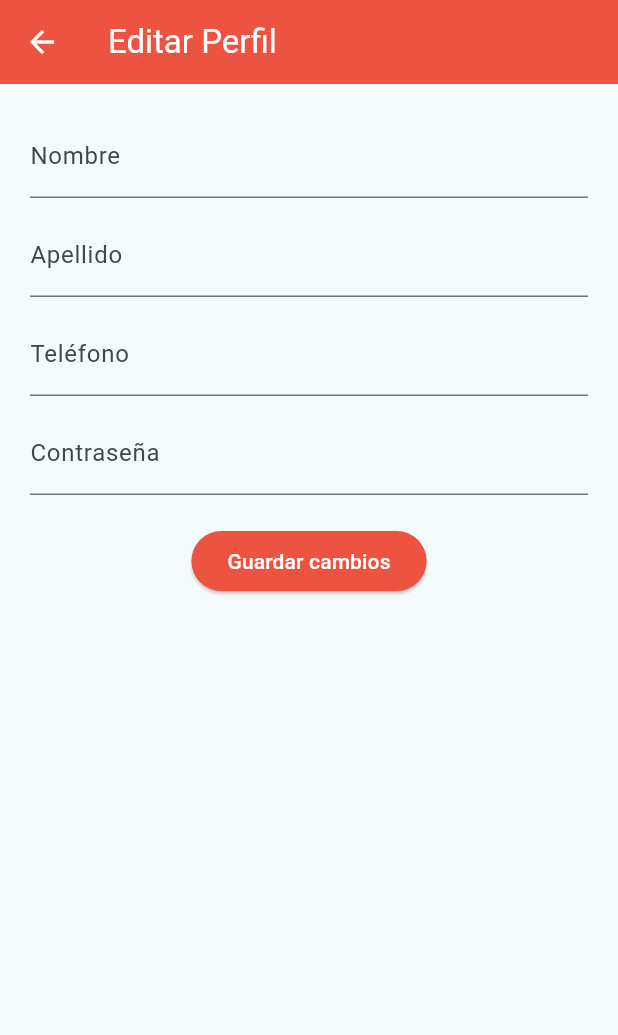
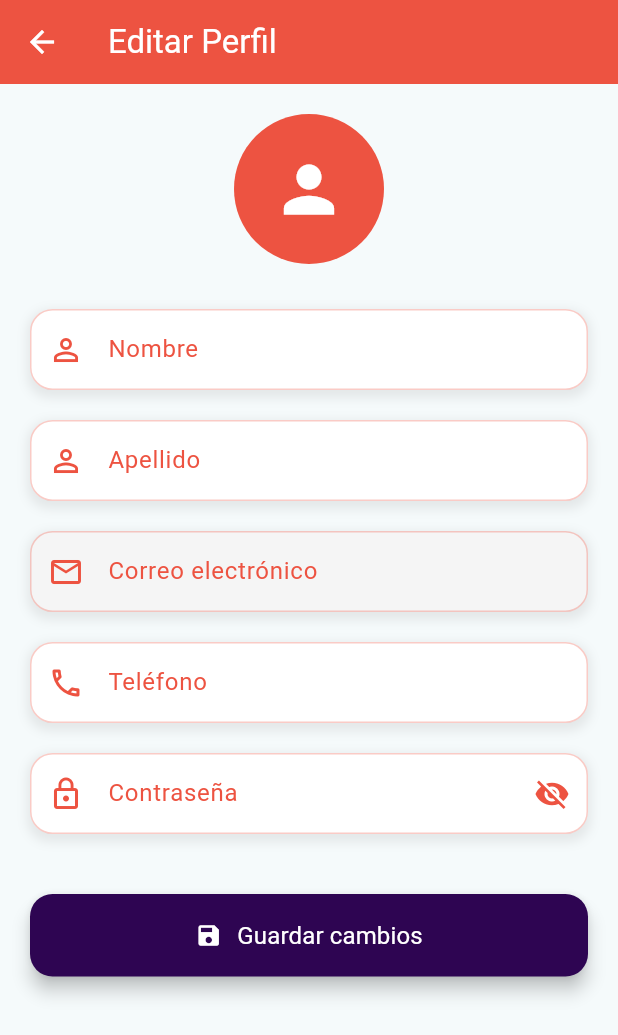
Before and after one commit to BIZAGoD/appclientemia, a Flutter app: the PantallaPerfil screen opened directly, after a tap on the "mode edit" icon, on a phone screen of 412 x 824 dp. Shown: the top 1035 px of the screen. Run offline on Flutter 3.47's test engine with Material 3 defaults, Android fonts, the light colour scheme and no system bars; our stand-ins replace shared_preferences; accounts and stored records are empty; Roboto replaces fonts that are missing (Arial).

Commit message:
Mejora de editar Perfil

```diff
--- a/lib/Pantallas/Configuraciones/PantallaEdit.dart
+++ b/lib/Pantallas/Configuraciones/PantallaEdit.dart
@@ -94,47 +94,193 @@ class _PantallaEditState extends State<PantallaEdit> {
 
   @override
   Widget build(BuildContext context) {
+    final Color naranjaColor = Color.fromARGB(255, 237, 83, 65);
+    final Color purpuraColor = Color.fromARGB(255, 46, 5, 82);
+
     return Scaffold(
       appBar: AppBar(
         iconTheme: const IconThemeData(color: Colors.white),
-        title: const Text('Editar Perfil', style: TextStyle(color: Colors.white)),
-        backgroundColor: const Color.fromARGB(255, 237, 83, 65),
+        title: const Text('Editar Perfil',
+          style: TextStyle(
+            color: Colors.white,
+            fontWeight: FontWeight.normal,
+            fontSize: 22,
+          )
         ),
-      body: Padding(
+        backgroundColor: naranjaColor,
+      ),
+      body: SingleChildScrollView(
+        child: Container(
           padding: const EdgeInsets.all(20.0),
           child: Column(
             children: [
-            TextField(
-              controller: _nameController,
-              decoration: const InputDecoration(labelText: 'Nombre'),
+              const CircleAvatar(
+                radius: 50,
+                backgroundColor: Color.fromARGB(255, 237, 83, 65),
+                child: Icon(Icons.person, size: 50, color: Colors.white),
               ),
-            const SizedBox(height: 10),
-            TextField(
-              controller: _lastNameController,
-              decoration: const InputDecoration(labelText: 'Apellido'),
-            ),
-            const SizedBox(height: 10),
-            TextField(
-              controller: _phoneController,
-              decoration: const InputDecoration(labelText: 'Teléfono'),
-            ),
-            const SizedBox(height: 10),
-            TextField(
-              controller: _passwordController,
-              obscureText: true,
-              decoration: const InputDecoration(labelText: 'Contraseña'),
+              const SizedBox(height: 30),
+              buildTextField(
+                _nameController,
+                'Nombre',
+                naranjaColor,
+                Icons.person_outline,
               ),
               const SizedBox(height: 20),
-            ElevatedButton(
+              buildTextField(
+                _lastNameController,
+                'Apellido',
+                naranjaColor,
+                Icons.person_outline,
+              ),
+              const SizedBox(height: 20),
+              Container(
+                decoration: BoxDecoration(
+                  borderRadius: BorderRadius.circular(15),
+                  boxShadow: [
+                    BoxShadow(
+                      color: Colors.grey.withOpacity(0.2),
+                      spreadRadius: 2,
+                      blurRadius: 5,
+                      offset: const Offset(0, 3),
+                    ),
+                  ],
+                ),
+                child: TextField(
+                  enabled: false,
+                  controller: TextEditingController(text: widget.userEmail),
+                  style: const TextStyle(fontSize: 16),
+                  decoration: InputDecoration(
+                    labelText: 'Correo electrónico',
+                    labelStyle: TextStyle(color: naranjaColor),
+                    prefixIcon: Icon(Icons.email_outlined, color: naranjaColor),
+                    enabledBorder: OutlineInputBorder(
+                      borderRadius: BorderRadius.circular(15),
+                      borderSide: BorderSide(color: naranjaColor.withOpacity(0.3)),
+                    ),
+                    disabledBorder: OutlineInputBorder(
+                      borderRadius: BorderRadius.circular(15),
+                      borderSide: BorderSide(color: naranjaColor.withOpacity(0.3)),
+                    ),
+                    filled: true,
+                    fillColor: Colors.grey[100],
+                    contentPadding: const EdgeInsets.symmetric(horizontal: 20, vertical: 15),
+                  ),
+                ),
+              ),
+              const SizedBox(height: 20),
+              buildTextField(
+                _phoneController,
+                'Teléfono',
+                naranjaColor,
+                Icons.phone_outlined,
+              ),
+              const SizedBox(height: 20),
+              buildTextField(
+                _passwordController,
+                'Contraseña',
+                naranjaColor,
+                Icons.lock_outline,
+                isPassword: true,
+                showEyeIcon: true,
+              ),
+              const SizedBox(height: 40),
+              Container(
+                width: double.infinity,
+                height: 55,
+                child: ElevatedButton(
                   onPressed: _saveChanges,
                   style: ElevatedButton.styleFrom(
-                backgroundColor: const Color.fromARGB(255, 237, 83, 65),
+                    backgroundColor: purpuraColor,
+                    shape: RoundedRectangleBorder(
+                      borderRadius: BorderRadius.circular(15),
                     ),
-              child: const Text('Guardar cambios', style: TextStyle(color: Colors.white)),
+                    elevation: 5,
+                  ),
+                  child: const Row(
+                    mainAxisAlignment: MainAxisAlignment.center,
+                    children: [
+                      Icon(Icons.save, color: Colors.white),
+                      SizedBox(width: 10),
+                      Text(
+                        'Guardar cambios',
+                        style: TextStyle(
+                          color: Colors.white,
+                          fontSize: 16,
+                          fontWeight: FontWeight.normal,
+                        ),
                       ),
                     ],
                   ),
                 ),
+              ),
+            ],
+          ),
+        ),
+      ),
+    );
+  }
+
+  Widget buildTextField(
+    TextEditingController controller,
+    String label,
+    Color primaryColor,
+    IconData icon, {
+    bool isPassword = false,
+    bool showEyeIcon = false,
+  }) {
+    bool _obscureText = isPassword;
+
+    return StatefulBuilder(
+      builder: (context, setState) {
+        return Container(
+          decoration: BoxDecoration(
+            borderRadius: BorderRadius.circular(15),
+            boxShadow: [
+              BoxShadow(
+                color: Colors.grey.withOpacity(0.2),
+                spreadRadius: 2,
+                blurRadius: 5,
+                offset: const Offset(0, 3),
+              ),
+            ],
+          ),
+          child: TextField(
+            controller: controller,
+            obscureText: _obscureText,
+            style: const TextStyle(fontSize: 16),
+            decoration: InputDecoration(
+              labelText: label,
+              labelStyle: TextStyle(color: primaryColor),
+              prefixIcon: Icon(icon, color: primaryColor),
+              suffixIcon: showEyeIcon
+                ? IconButton(
+                    icon: Icon(
+                      _obscureText ? Icons.visibility_off : Icons.visibility,
+                      color: primaryColor,
+                    ),
+                    onPressed: () {
+                      setState(() {
+                        _obscureText = !_obscureText;
+                      });
+                    },
+                  )
+                : null,
+              enabledBorder: OutlineInputBorder(
+                borderRadius: BorderRadius.circular(15),
+                borderSide: BorderSide(color: primaryColor.withOpacity(0.3)),
+              ),
+              focusedBorder: OutlineInputBorder(
+                borderRadius: BorderRadius.circular(15),
+                borderSide: BorderSide(color: primaryColor, width: 2),
+              ),
+              filled: true,
+              fillColor: Colors.white,
+              contentPadding: const EdgeInsets.symmetric(horizontal: 20, vertical: 15),
+            ),
+          ),
+        );
+      }
     );
   }
 }
--- a/lib/Pantallas/Configuraciones/PantallaPerfil.dart
+++ b/lib/Pantallas/Configuraciones/PantallaPerfil.dart
@@ -46,7 +46,7 @@ class _PantallaPerfilState extends State<PantallaPerfil> {
         centerTitle: true,
         title: const Text(
           'Perfil',
-          style: TextStyle(color: Colors.white, fontSize: 22, fontWeight: FontWeight.bold),
+          style: TextStyle(color: Colors.white, fontSize: 22, fontWeight: FontWeight.normal),
         ),
       ),
       body: userName == null || userEmail == null
@@ -105,7 +105,7 @@ class _PantallaPerfilState extends State<PantallaPerfil> {
                       style: const TextStyle(
                         fontSize: 28,
                         fontWeight: FontWeight.w700,
-                        color: Colors.teal,
+                        color: Color.fromARGB(255, 46, 5, 82),
                       ),
                     ),
                     const SizedBox(height: 8),
```
Lines whose indentation alone changed are shown as unchanged.
